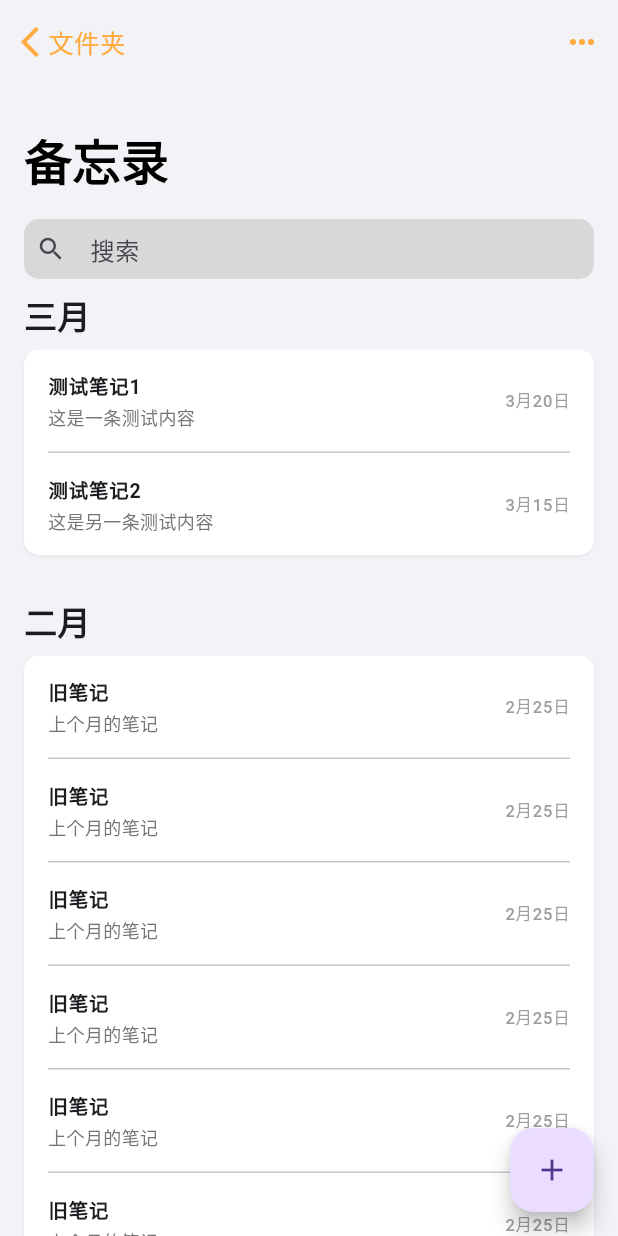
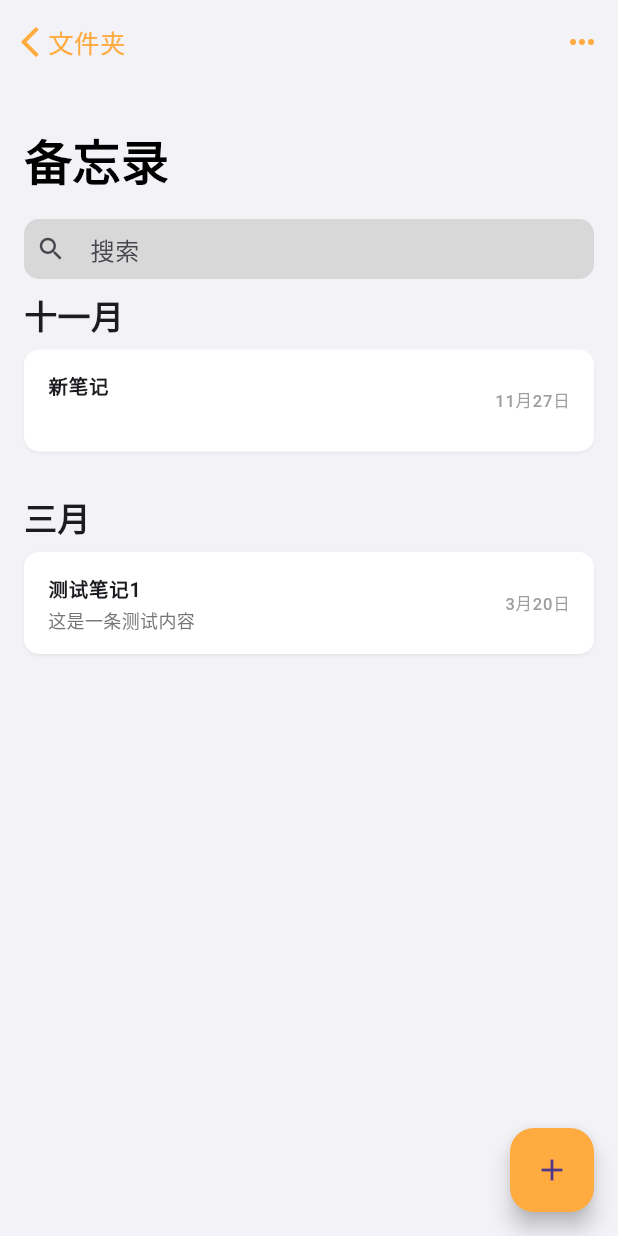
Before and after one commit to superk-no1/super-note, a Flutter app: the screen it shows after launch, after a tap on the "add" icon, on a phone screen of 412 x 824 dp. Run offline on Flutter 3.47's test engine with Material 3 defaults, Android fonts, the light colour scheme and no system bars; our stand-ins replace flutter_riverpod, go_router; missing offline and left inert: serverpod, serverpod_client.

Commit message:
[flutter]项目架构换为riverpod+go_router

```diff
--- /dev/null
+++ b/super_note_flutter/lib/config/app_config.dart
@@ -0,0 +1,6 @@
+enum Environment { dev, prod }
+
+class AppConfig {
+  static Environment environment = Environment.dev;
+  // ...
+}
--- a/super_note_flutter/lib/main.dart
+++ b/super_note_flutter/lib/main.dart
@@ -1,29 +1,30 @@
-import 'package:get/get.dart';
 import 'package:flutter/material.dart';
-
-import 'routes/pages.dart';
+import 'package:flutter_riverpod/flutter_riverpod.dart';
+import 'routes/router.dart';
+import 'theme/app_theme.dart';
+import 'config/app_config.dart';
 
 void main() {
-  runApp(const MyApp());
+  AppConfig.environment = Environment.dev;
+
+  runApp(
+    const ProviderScope(
+      child: MyApp(),
+    ),
+  );
 }
 
-class MyApp extends StatelessWidget {
+class MyApp extends ConsumerWidget {
   const MyApp({super.key});
 
   @override
-  Widget build(BuildContext context) {
-    return GetMaterialApp(
+  Widget build(BuildContext context, WidgetRef ref) {
+    final router = ref.watch(routerProvider);
+
+    return MaterialApp.router(
       title: '备忘录',
-      theme: ThemeData(
-        primarySwatch: Colors.blue,
-        scaffoldBackgroundColor: const Color(0xFFF2F2F7),
-        appBarTheme: const AppBarTheme(
-          backgroundColor: Color(0xFFF2F2F7),
-          elevation: 0,
-        ),
-      ),
-      initialRoute: Pages.home,
-      getPages: Pages.list,
+      theme: AppTheme.light,
+      routerConfig: router,
       debugShowCheckedModeBanner: false,
     );
   }
--- /dev/null
+++ b/super_note_flutter/lib/providers/notes/notes_provider.dart
@@ -0,0 +1,86 @@
+import 'package:flutter_riverpod/flutter_riverpod.dart';
+import 'package:collection/collection.dart';
+import '../../models/note_model.dart';
+import 'notes_state.dart';
+
+final notesProvider = StateNotifierProvider<NotesNotifier, NotesState>((ref) {
+  return NotesNotifier();
+});
+
+class NotesNotifier extends StateNotifier<NotesState> {
+  NotesNotifier() : super(NotesState()) {
+    loadNotes();
+  }
+
+  Future<void> loadNotes() async {
+    state = state.copyWith(isLoading: true);
+    try {
+      // TODO: 实现从存储加载笔记
+      final notes = _getMockNotes();
+      state = state.copyWith(
+        notes: notes,
+        isLoading: false,
+      );
+    } catch (e) {
+      state = state.copyWith(
+        error: e.toString(),
+        isLoading: false,
+      );
+    }
+  }
+
+  List<Note> _getMockNotes() {
+    return [
+      Note(
+        id: '1',
+        title: '测试笔记1',
+        content: '这是一条测试内容',
+        createdAt: DateTime(2024, 3, 20),
+        updatedAt: DateTime(2024, 3, 20),
+      ),
+      // ... 其他测试数据
+    ];
+  }
+
+  void createNote(Note note) {
+    state = state.copyWith(
+      notes: [...state.notes, note],
+    );
+  }
+
+  void deleteNote(String id) {
+    state = state.copyWith(
+      notes: state.notes.where((note) => note.id != id).toList(),
+    );
+  }
+
+  void updateNote(Note updatedNote) {
+    state = state.copyWith(
+      notes: state.notes
+          .map((note) => note.id == updatedNote.id ? updatedNote : note)
+          .toList(),
+    );
+  }
+
+  void setSearchQuery(String query) {
+    state = state.copyWith(searchQuery: query);
+  }
+}
+
+// 分组笔记的派生状态
+final groupedNotesProvider = Provider<Map<DateTime, List<Note>>>((ref) {
+  final notesState = ref.watch(notesProvider);
+  final notes = notesState.notes;
+  final query = notesState.searchQuery.toLowerCase();
+
+  final filteredNotes = query.isEmpty
+      ? notes
+      : notes.where((note) {
+          return note.title.toLowerCase().contains(query) ||
+              note.content.toLowerCase().contains(query);
+        }).toList();
+
+  return groupBy(filteredNotes, (Note note) {
+    return DateTime(note.createdAt.year, note.createdAt.month);
+  });
+});
--- /dev/null
+++ b/super_note_flutter/lib/providers/notes/notes_state.dart
@@ -0,0 +1,29 @@
+import '../../models/note_model.dart';
+
+class NotesState {
+  final List<Note> notes;
+  final bool isLoading;
+  final String? error;
+  final String searchQuery;
+
+  NotesState({
+    this.notes = const [],
+    this.isLoading = false,
+    this.error,
+    this.searchQuery = '',
+  });
+
+  NotesState copyWith({
+    List<Note>? notes,
+    bool? isLoading,
+    String? error,
+    String? searchQuery,
+  }) {
+    return NotesState(
+      notes: notes ?? this.notes,
+      isLoading: isLoading ?? this.isLoading,
+      error: error ?? this.error,
+      searchQuery: searchQuery ?? this.searchQuery,
+    );
+  }
+}
--- /dev/null
+++ b/super_note_flutter/lib/providers/providers.dart
@@ -0,0 +1,3 @@
+export 'notes/notes_provider.dart';
+export 'notes/notes_state.dart';
+// 其他 provider 导出
--- /dev/null
+++ b/super_note_flutter/lib/routes/app_routes.dart
@@ -0,0 +1,6 @@
+abstract class AppRoutes {
+  static const home = '/';
+  static const noteDetail = '/note/:id';
+
+  static String noteDetailPath(String id) => '/note/$id';
+}
--- a/super_note_flutter/lib/routes/pages.dart
+++ /dev/null
@@ -1,15 +0,0 @@
-import 'package:get/get.dart';
-import '../screens/home/home_binding.dart';
-import '../screens/home/home_view.dart';
-
-abstract class Pages {
-  static const home = '/home';
-
-  static final list = [
-    GetPage(
-      name: home,
-      page: () => const HomeView(),
-      binding: HomeBinding(),
-    ),
-  ];
-}
--- /dev/null
+++ b/super_note_flutter/lib/routes/router.dart
@@ -0,0 +1,16 @@
+import 'package:go_router/go_router.dart';
+import 'package:flutter_riverpod/flutter_riverpod.dart';
+import 'app_routes.dart';
+import '../screens/home/home_view.dart';
+
+final routerProvider = Provider<GoRouter>((ref) {
+  return GoRouter(
+    initialLocation: AppRoutes.home,
+    routes: [
+      GoRoute(
+        path: AppRoutes.home,
+        builder: (context, state) => const HomeView(),
+      ),
+    ],
+  );
+});
--- a/super_note_flutter/lib/screens/home/components/month_section.dart
+++ b/super_note_flutter/lib/screens/home/components/month_section.dart
@@ -1,17 +1,19 @@
 import 'package:flutter/material.dart';
+import '../../../components/notes/note_list_item.dart';
 import '../../../models/note_model.dart';
-import '../../../widgets/notes/note_list_item.dart';
 import '../../../utils/date_formatter.dart';
 import '../../../utils/constants.dart';
 
 class MonthSection extends StatelessWidget {
   final DateTime date;
   final List<Note> notes;
+  final Function(Note)? onNoteTap;
 
   const MonthSection({
     super.key,
     required this.date,
     required this.notes,
+    this.onNoteTap,
   });
 
   @override
@@ -54,9 +56,7 @@ class MonthSection extends StatelessWidget {
             ),
             itemBuilder: (context, index) => NoteListItem(
               note: notes[index],
-              onTap: () {
-                // TODO: 处理笔记点击事件
-              },
+              onTap: () => onNoteTap?.call(notes[index]),
             ),
           ),
         ),
--- a/super_note_flutter/lib/screens/home/home_binding.dart
+++ /dev/null
@@ -1,9 +0,0 @@
-import 'package:get/get.dart';
-import 'home_controller.dart';
-
-class HomeBinding implements Bindings {
-  @override
-  void dependencies() {
-    Get.lazyPut<HomeController>(() => HomeController());
-  }
-}
--- a/super_note_flutter/lib/screens/home/home_controller.dart
+++ /dev/null
@@ -1,97 +0,0 @@
-import 'package:get/get.dart';
-import 'package:collection/collection.dart';
-import '../../models/note_model.dart';
-
-class HomeController extends GetxController {
-  final RxList<Note> notes = <Note>[].obs;
-
-  // 按月份分组的笔记
-  Map<DateTime, List<Note>> get groupedNotes {
-    return groupBy(notes, (Note note) {
-      return DateTime(note.createdAt.year, note.createdAt.month);
-    });
-  }
-
-  @override
-  void onInit() {
-    super.onInit();
-    loadNotes();
-  }
-
-  void loadNotes() {
-    // 模拟一些测试数据
-    notes.addAll([
-      Note(
-        id: '1',
-        title: '测试笔记1',
-        content: '这是一条测试内容',
-        createdAt: DateTime(2024, 3, 20),
-        updatedAt: DateTime(2024, 3, 20),
-      ),
-      Note(
-        id: '2',
-        title: '测试笔记2',
-        content: '这是另一条测试内容',
-        createdAt: DateTime(2024, 3, 15),
-        updatedAt: DateTime(2024, 3, 15),
-      ),
-      Note(
-        id: '3',
-        title: '旧笔记',
-        content: '上个月的笔记',
-        createdAt: DateTime(2024, 2, 25),
-        updatedAt: DateTime(2024, 2, 25),
-      ),
-      Note(
-        id: '4',
-        title: '旧笔记',
-        content: '上个月的笔记',
-        createdAt: DateTime(2024, 2, 25),
-        updatedAt: DateTime(2024, 2, 25),
-      ),
-      Note(
-        id: '5',
-        title: '旧笔记',
-        content: '上个月的笔记',
-        createdAt: DateTime(2024, 2, 25),
-        updatedAt: DateTime(2024, 2, 25),
-      ),
-      Note(
-        id: '6',
-        title: '旧笔记',
-        content: '上个月的笔记',
-        createdAt: DateTime(2024, 2, 25),
-        updatedAt: DateTime(2024, 2, 25),
-      ),
-      Note(
-        id: '7',
-        title: '旧笔记',
-        content: '上个月的笔记',
-        createdAt: DateTime(2024, 2, 25),
-        updatedAt: DateTime(2024, 2, 25),
-      ),
-      Note(
-        id: '8',
-        title: '旧笔记',
-        content: '上个月的笔记',
-        createdAt: DateTime(2024, 2, 25),
-        updatedAt: DateTime(2024, 2, 25),
-      ),
-      Note(
-        id: '9',
-        title: '旧笔记',
-        content: '上个月的笔记',
-        createdAt: DateTime(2024, 2, 25),
-        updatedAt: DateTime(2024, 2, 25),
-      ),
-    ]);
-  }
-
-  void createNewNote() {
-    // TODO: 实现创建新笔记的逻辑
-  }
-
-  void searchNotes(String keyword) {
-    // TODO: 实现搜索笔记的逻辑
-  }
-}
--- a/super_note_flutter/lib/screens/home/home_view.dart
+++ b/super_note_flutter/lib/screens/home/home_view.dart
@@ -1,39 +1,68 @@
 import 'package:flutter/material.dart';
-import 'package:get/get.dart';
-import '../../widgets/notes/note_header.dart';
-import '../../widgets/notes/note_search_bar.dart';
+import 'package:flutter_riverpod/flutter_riverpod.dart';
+import '../../components/notes/note_header.dart';
+import '../../components/notes/note_search_bar.dart';
+import '../../models/note_model.dart';
+import '../../providers/notes/notes_provider.dart';
 import '../../utils/constants.dart';
 import 'components/month_section.dart';
-import 'home_controller.dart';
+import '../../providers/providers.dart';
 
-class HomeView extends GetView<HomeController> {
+class HomeView extends ConsumerStatefulWidget {
   const HomeView({super.key});
 
   @override
-  Widget build(BuildContext context) {
+  ConsumerState<HomeView> createState() => _HomeViewState();
+}
+
+class _HomeViewState extends ConsumerState<HomeView> {
   final scrollController = ScrollController();
   final showTitleNotifier = ValueNotifier<bool>(false);
 
+  @override
+  void initState() {
+    super.initState();
     scrollController.addListener(() {
       showTitleNotifier.value = scrollController.offset > 120;
     });
+  }
+
+  @override
+  void dispose() {
+    scrollController.dispose();
+    super.dispose();
+  }
+
+  @override
+  Widget build(BuildContext context) {
+    final groupedNotes = ref.watch(groupedNotesProvider);
+    final notesNotifier = ref.watch(notesProvider.notifier);
 
     return Scaffold(
       body: CustomScrollView(
         controller: scrollController,
         slivers: [
-          _buildSliverAppBar(showTitleNotifier),
-          _buildMainView(),
+          _buildSliverAppBar(),
+          _buildMainView(groupedNotes),
         ],
       ),
       floatingActionButton: FloatingActionButton(
-        onPressed: () => controller.createNewNote(),
+        onPressed: () {
+          final newNote = Note(
+            id: DateTime.now().millisecondsSinceEpoch.toString(),
+            title: '新笔记',
+            content: '',
+            createdAt: DateTime.now(),
+            updatedAt: DateTime.now(),
+          );
+          notesNotifier.createNote(newNote);
+        },
         child: const Icon(Icons.add),
       ),
     );
   }
 
-  Widget _buildSliverAppBar(ValueNotifier<bool> showTitleNotifier) {
+  Widget _buildSliverAppBar() {
     return SliverAppBar(
       pinned: true,
       expandedHeight: 60,
@@ -88,27 +117,31 @@ class HomeView extends GetView<HomeController> {
     );
   }
 
-  Widget _buildMainView() {
+  Widget _buildMainView(Map<DateTime, List<Note>> groupedNotes) {
+    final notesNotifier = ref.watch(notesProvider.notifier);
+    final sortedDates = groupedNotes.keys.toList()
+      ..sort((a, b) => b.compareTo(a));
+
     return SliverList(
       delegate: SliverChildListDelegate([
         const SizedBox(height: 8),
         const NoteHeader(),
-        NoteSearchBar(onSearch: controller.searchNotes),
-        Obx(() {
-          final groupedNotes = controller.groupedNotes;
-          final sortedDates = groupedNotes.keys.toList()
-            ..sort((a, b) => b.compareTo(a));
-
-          return Column(
+        NoteSearchBar(
+          onSearch: (value) => notesNotifier.setSearchQuery(value),
+        ),
+        Column(
           crossAxisAlignment: CrossAxisAlignment.start,
           children: sortedDates.map((date) {
             return MonthSection(
               date: date,
               notes: groupedNotes[date]!,
+              onNoteTap: (note) {
+                // TODO: 实现笔记详情页面后再添加导航
+                // context.push(AppRoutes.noteDetailPath(note.id));
+              },
             );
           }).toList(),
-          );
-        }),
+        ),
       ]),
     );
   }
--- /dev/null
+++ b/super_note_flutter/lib/services/storage_service.dart
@@ -0,0 +1,31 @@
+import '../models/note_model.dart';
+
+abstract class StorageService {
+  Future<List<Note>> getNotes();
+  Future<void> saveNote(Note note);
+  Future<void> deleteNote(String id);
+  Future<void> updateNote(Note note);
+}
+
+class LocalStorageService implements StorageService {
+  @override
+  Future<List<Note>> getNotes() async {
+    // TODO: 实现本地存储
+    return [];
+  }
+
+  @override
+  Future<void> saveNote(Note note) async {
+    // TODO: 实现保存笔记
+  }
+
+  @override
+  Future<void> deleteNote(String id) async {
+    // TODO: 实现删除笔记
+  }
+
+  @override
+  Future<void> updateNote(Note note) async {
+    // TODO: 实现更新笔记
+  }
+}
--- /dev/null
+++ b/super_note_flutter/lib/theme/app_theme.dart
@@ -0,0 +1,18 @@
+import 'package:flutter/material.dart';
+import '../utils/constants.dart';
+
+class AppTheme {
+  static ThemeData get light {
+    return ThemeData(
+      primarySwatch: Colors.blue,
+      scaffoldBackgroundColor: AppColors.backgroundColor,
+      appBarTheme: const AppBarTheme(
+        backgroundColor: AppColors.backgroundColor,
+        elevation: 0,
+      ),
+      floatingActionButtonTheme: const FloatingActionButtonThemeData(
+        backgroundColor: AppColors.accentColor,
+      ),
+    );
+  }
+}
--- a/super_note_flutter/pubspec.yaml
+++ b/super_note_flutter/pubspec.yaml
@@ -28,11 +28,12 @@ dependencies:
   super_note_client:
     path: ../super_note_client
   collection: ^1.17.0
+  flutter_riverpod: ^2.5.1
+  go_router: ^13.2.1
 
   # The following adds the Cupertino Icons font to your application.
   # Use with the CupertinoIcons class for iOS style icons.
   cupertino_icons: ^1.0.5
-  get: ^4.6.6
 
 dev_dependencies:
   flutter_lints: '>=3.0.0 <5.0.0'
```
Also changed, not shown: super_note_flutter/lib/components/notes/note_header.dart (renamed from super_note_flutter/lib/widgets/notes/note_header.dart), super_note_flutter/lib/components/notes/note_list_item.dart (renamed from super_note_flutter/lib/widgets/notes/note_list_item.dart), super_note_flutter/lib/components/notes/note_search_bar.dart (renamed from super_note_flutter/lib/widgets/notes/note_search_bar.dart), super_note_flutter/lib/providers/auth/auth_provider.dart (added), super_note_flutter/lib/providers/auth/auth_state.dart (added), super_note_flutter/pubspec.lock. Lines whose indentation alone changed are shown as unchanged.
